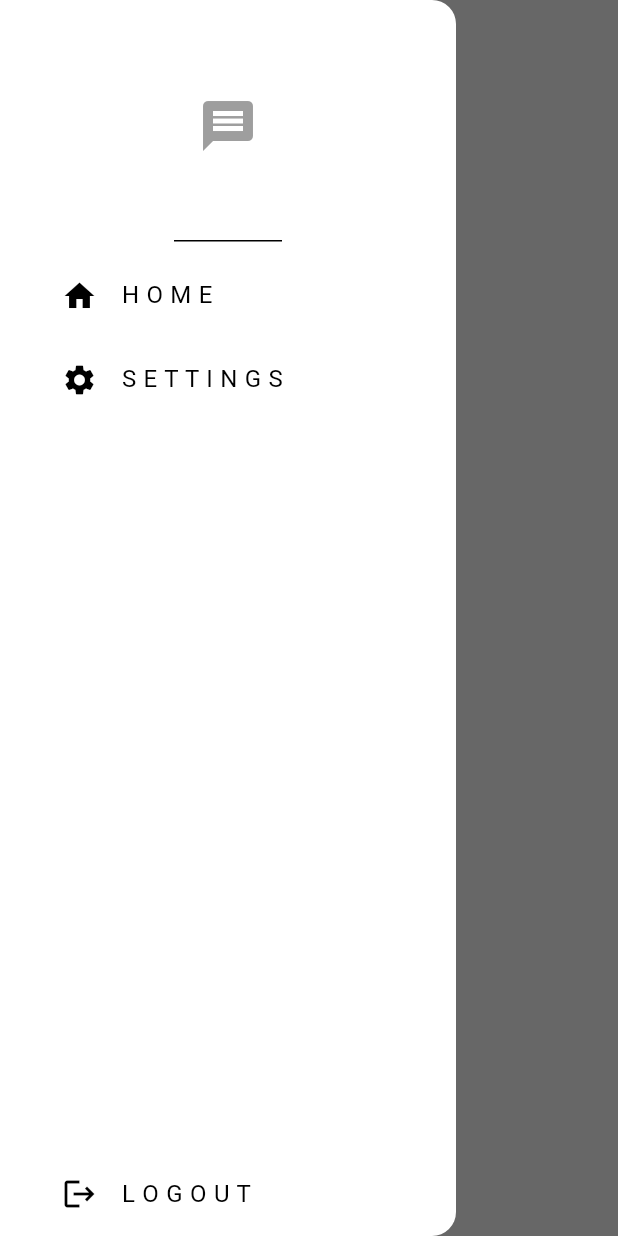
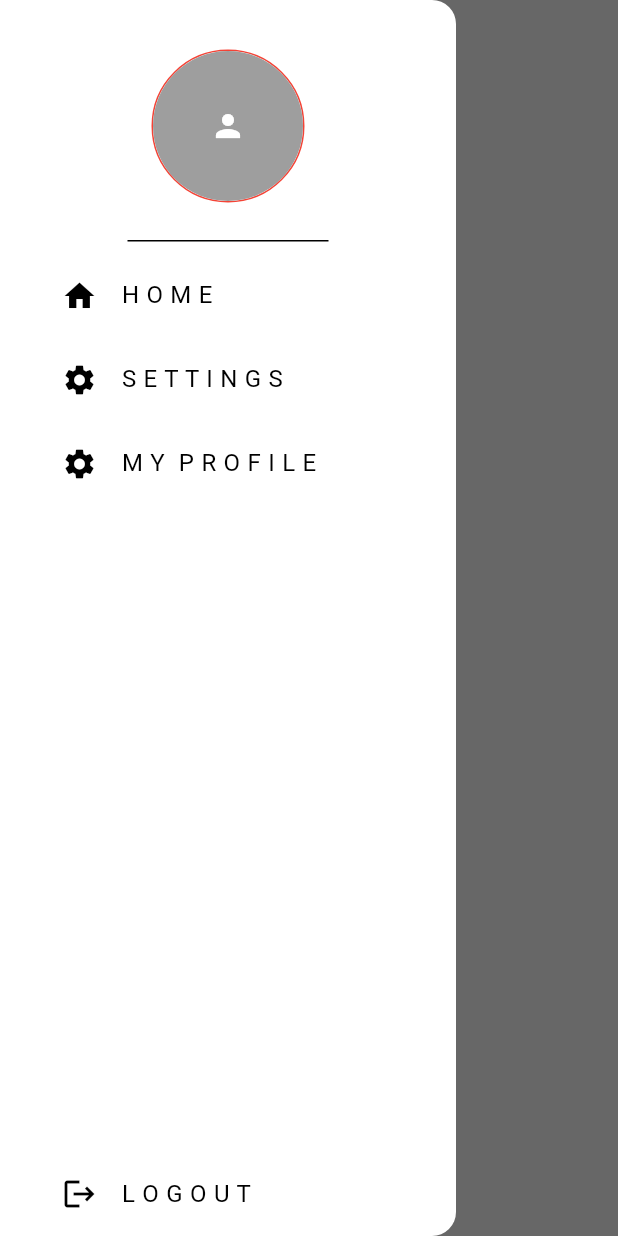
Before and after one commit to akashwebapps/chatapptute, a Flutter app: the screen it shows once a user with an empty profile is signed in, with the side drawer open, on a phone screen of 412 x 824 dp. Run offline on Flutter 3.47's test engine with Material 3 defaults, Android fonts, the phone set to English and light mode, and no system bars; our stand-ins replace cloud_firestore, firebase_auth, firebase_core, firebase_storage, image_picker, logger; accounts and stored records are empty; network calls fail.

```diff
--- a/lib/components/my_drawer.dart
+++ b/lib/components/my_drawer.dart
@@ -1,17 +1,21 @@
 // ignore_for_file: prefer_const_constructors, prefer_const_literals_to_create_immutables
 
 import 'package:chatapptute/routes/Routes.dart';
+import 'package:chatapptute/services/profile/profile_service.dart';
 import 'package:flutter/material.dart';
+import 'package:flutter/widgets.dart';
 
 import '../services/auth/AuthService.dart';
 
 class MyDrawer extends StatelessWidget {
-  const MyDrawer({super.key});
+  MyDrawer({super.key});
 
   void logout() {
     AuthService service = AuthService();
     service.signOut();
   }
+
+  ProfileService _profileService = ProfileService();
 
   @override
   Widget build(BuildContext context) {
@@ -21,12 +25,27 @@ class MyDrawer extends StatelessWidget {
         children: [
           Column(
             children: [
-              DrawerHeader(
-                  child: Icon(
-                size: 40,
-                Icons.message,
-                color: Theme.of(context).primaryColor,
-              )),
+              StreamBuilder(
+                stream: _profileService.getUserData(),
+                builder: (context, snapshot) {
+                  String? imageLink = snapshot.data?['imageLink'];
+                  return DrawerHeader(
+                      child: Container(
+                    decoration: BoxDecoration(
+                        shape: BoxShape.circle,
+                        border: Border.all(color: Colors.red, width: 1)),
+                    child: CircleAvatar(
+                      radius: 50,
+                      backgroundImage: imageLink == null || imageLink.isEmpty
+                          ? null
+                          : NetworkImage(imageLink),
+                      child: imageLink == null || imageLink.isEmpty
+                          ? Icon(Icons.person)
+                          : null,
+                    ),
+                  ));
+                },
+              ),
               Padding(
                 padding: EdgeInsets.only(left: 25),
                 child: Column(
@@ -43,6 +62,13 @@ class MyDrawer extends StatelessWidget {
                       title: Text("S E T T I N G S"),
                       onTap: () {
                         Navigator.pushNamed(context, Routes.settingsScreen);
+                      },
+                    ),
+                    ListTile(
+                      leading: Icon(Icons.settings),
+                      title: Text("M Y  P R O F I L E"),
+                      onTap: () {
+                        Navigator.pushNamed(context, Routes.profile);
                       },
                     ),
                   ],
--- a/lib/components/my_text_field.dart
+++ b/lib/components/my_text_field.dart
@@ -9,19 +9,22 @@ class MyTextField extends StatelessWidget {
   bool obscureText;
   TextEditingController controller;
   FocusNode? focusNode;
+  bool isEnabled;
 
   MyTextField(
       {super.key,
       required this.hintText,
       this.obscureText = false,
       required this.controller,
-      this.focusNode});
+      this.focusNode,
+      this.isEnabled = true});
 
   @override
   Widget build(BuildContext context) {
     return Padding(
       padding: EdgeInsets.symmetric(horizontal: 25),
       child: TextField(
+          enabled: isEnabled,
           focusNode: focusNode,
           controller: controller,
           obscureText: obscureText,
--- /dev/null
+++ b/lib/helper/logger.dart
@@ -0,0 +1,11 @@
+import 'package:logger/logger.dart';
+
+class CustomLogger {
+  static Logger logger = Logger();
+  static void error(var error){
+    logger.e(error);
+  }
+  static void debug(var debug){
+    logger.d(debug);
+  }
+}
--- /dev/null
+++ b/lib/models/ProfileModel.dart
@@ -0,0 +1,43 @@
+class ProfileModel {
+  String? imageLink;
+  String name;
+  String? email;
+  String? uid;
+
+  String aboutYou;
+  String gender;
+
+  ProfileModel({
+    this.imageLink = "",
+    this.name = "",
+    required this.email,
+    required this.uid,
+    this.aboutYou = "",
+    this.gender = "",
+  });
+
+  ProfileModel.updateDate({
+    required this.name,
+    required this.aboutYou,
+    required this.gender,
+  });
+
+  Map<String, dynamic> toCreateMap() {
+    return {
+      'imageLink': imageLink,
+      'email': email,
+      'uid': uid,
+      'name': name,
+      'aboutYou': aboutYou,
+      'gender': gender,
+    };
+  }
+
+  Map<String, dynamic> toUpdateMap() {
+    return {
+      'name': name,
+      'aboutYou': aboutYou,
+      'gender': gender,
+    };
+  }
+}
--- a/lib/routes/Routes.dart
+++ b/lib/routes/Routes.dart
@@ -1,6 +1,7 @@
 // ignore_for_file: prefer_const_constructors
 
 import 'package:chatapptute/pages/chat_page.dart';
+import 'package:chatapptute/pages/profile.dart';
 import 'package:chatapptute/services/auth/AuthGate.dart';
 import 'package:chatapptute/pages/settings_page.dart';
 
@@ -8,10 +9,12 @@ class Routes {
   static const authScreen = "authScreen";
   static const settingsScreen = "settingsScreen";
   static const chatScreen = "chatScreen";
+  static const profile = "profile";
 
   static final data = {
     authScreen: (context) => AuthGate(),
     settingsScreen: (context) => SettingsPage(),
     chatScreen: (context) => ChatPage(),
+    profile: (context) => MyProfile(),
   };
 }
--- a/pubspec.yaml
+++ b/pubspec.yaml
@@ -39,6 +39,10 @@ dependencies:
   firebase_auth: ^4.19.6
   cloud_firestore: ^4.17.4
   provider: ^6.1.2
+  logger: ^2.3.0
+  image_picker: ^1.1.1
+  firebase_storage: ^11.7.7
+
 
 dev_dependencies:
   flutter_test:
```
Also changed, not shown: lib/pages/profile.dart (added, +264 -0 lines), lib/services/auth/AuthService.dart (+16 -4 lines), lib/services/profile/profile_service.dart (added, +60 -0 lines), pubspec.lock, 5 other files.
